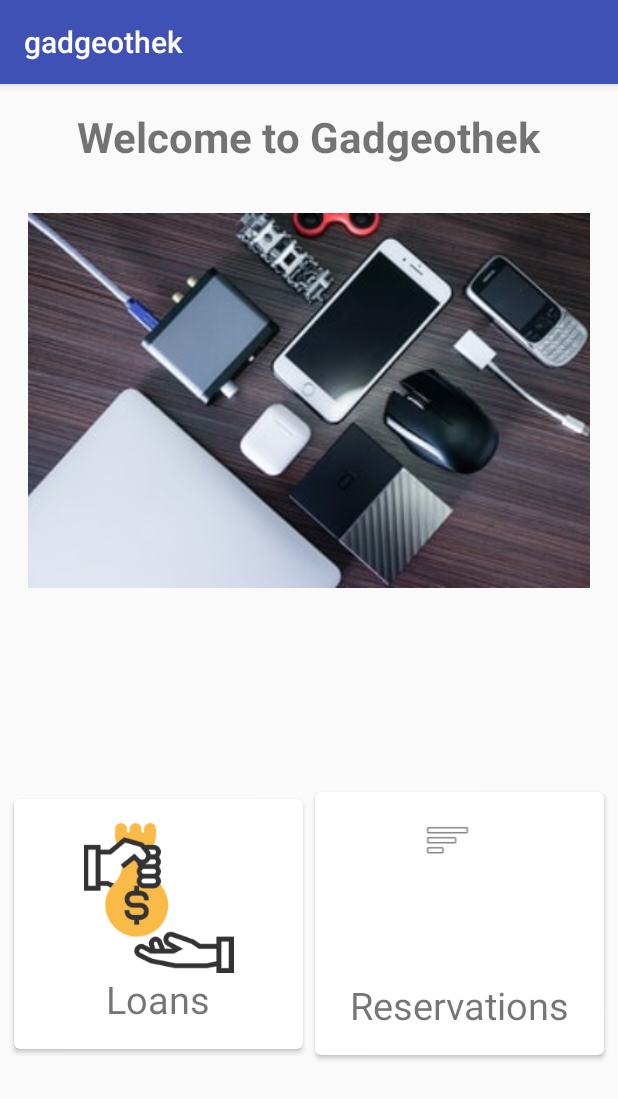
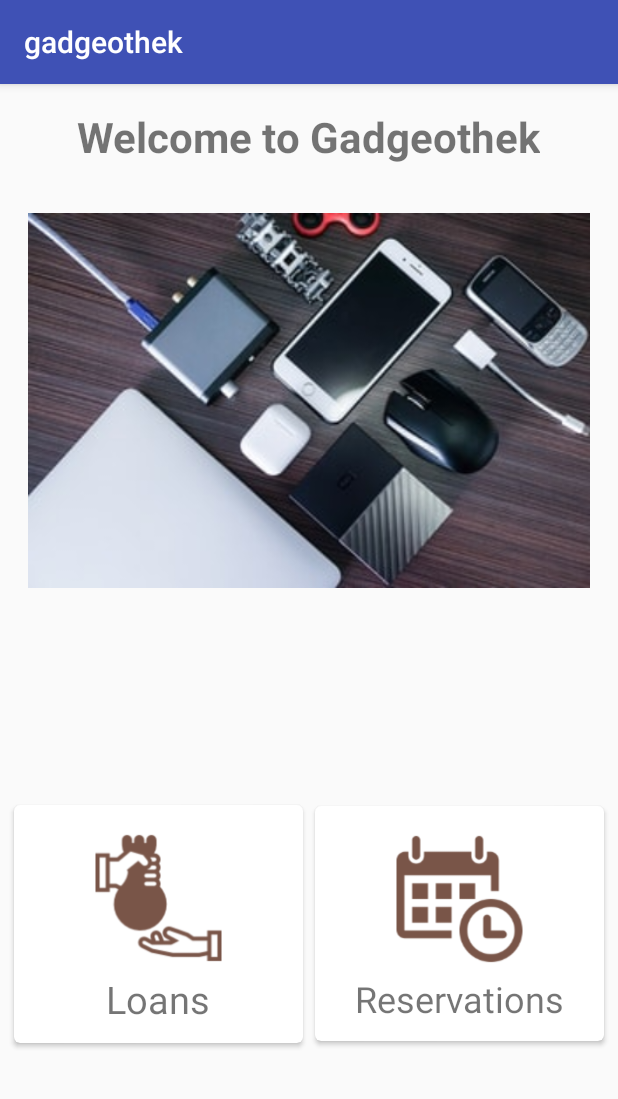
Before and after one commit to felixenchiparamban/mge-testat-android, an Android app: the HomeActivity screen opened directly, with no data from a screen before it, on a phone screen of 412 x 824 dp. Shown: the top 1099 px of the screen. Run offline under Robolectric (Android 15) with nearby library versions, the phone set to English and light mode, and no system bars.

Commit message:
added new icons

```diff
--- a/app/src/main/res/layout/activity_home.xml
+++ b/app/src/main/res/layout/activity_home.xml
@@ -50,7 +50,7 @@
             <RelativeLayout
                 android:layout_width="match_parent"
                 android:layout_height="wrap_content"
-                android:padding="16dp">
+                android:padding="12dp">
 
                 <ImageView
                     android:id="@+id/ivLoan"
@@ -58,7 +58,7 @@
                     android:layout_height="100dp"
                     android:layout_alignParentTop="true"
                     android:layout_centerHorizontal="true"
-                    android:src="@drawable/loan"
+                    android:src="@drawable/ic_loans"
                     android:layout_marginRight="16dp" />
 
                 <TextView
@@ -75,31 +75,31 @@
         <android.support.v7.widget.CardView xmlns:card_view="http://schemas.android.com/apk/res-auto"
             android:id="@+id/reservationsCard"
             android:layout_width="0dp"
-            android:layout_height="175dp"
-            android:layout_weight="1"
+            android:layout_height="wrap_content"
             android:layout_gravity="center"
             android:layout_margin="4dp"
+            android:layout_weight="1"
             card_view:cardCornerRadius="4dp">
 
             <RelativeLayout
                 android:layout_width="match_parent"
                 android:layout_height="wrap_content"
-                android:padding="16dp">
+                android:padding="12dp">
 
                 <ImageView
+                    android:id="@+id/ivReservations"
                     android:layout_width="match_parent"
-                    android:layout_height="wrap_content"
+                    android:layout_height="100dp"
                     android:layout_alignParentTop="true"
-                    android:src="@android:drawable/ic_menu_sort_by_size"
-                    android:layout_marginRight="16dp" />
+                    android:src="@drawable/ic_reservations" />
 
                 <TextView
                     android:layout_width="match_parent"
                     android:layout_height="wrap_content"
-                    android:layout_alignParentBottom="true"
+                    android:layout_below="@id/ivReservations"
                     android:text="Reservations"
                     android:textAlignment="center"
-                    android:textSize="25sp" />
+                    android:textSize="24sp" />
             </RelativeLayout>
         </android.support.v7.widget.CardView>
     </LinearLayout>
```
Also changed, not shown: app/src/main/res/drawable/ic_loans.png (added), app/src/main/res/drawable/ic_reservations.png (added).
